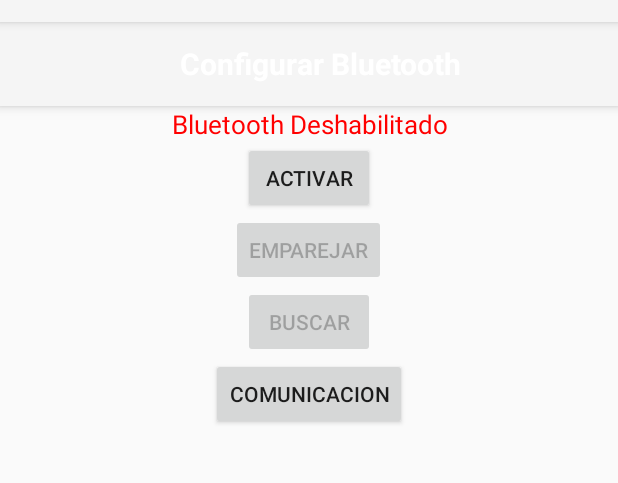
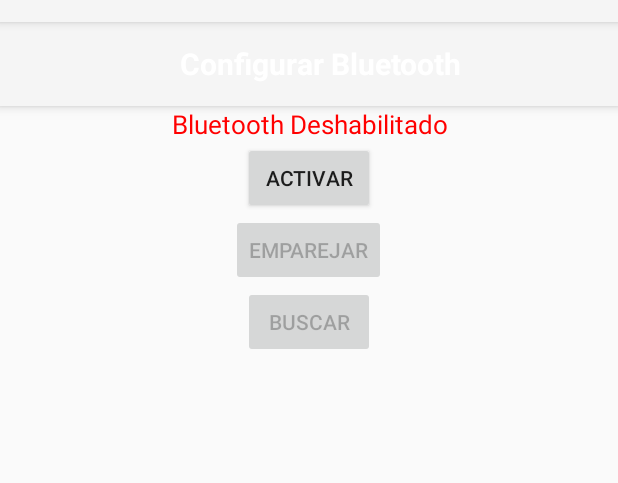
Before and after one commit to gdt7/SOAM2, an Android app built with Jetpack Compose: the ConfigurarBluetooth screen opened directly, with no data from a screen before it, on a phone screen of 412 x 824 dp, the part 62-545 px from its top. Run offline under Robolectric (Android 15) with nearby library versions, the phone set to English and light mode, and no system bars.

Commit message:
config bluetooth en comunicar embebido

```diff
--- a/android/android_app/app/src/main/AndroidManifest.xml
+++ b/android/android_app/app/src/main/AndroidManifest.xml
@@ -18,11 +18,6 @@
     <uses-permission android:name="android.permission.ACCESS_COARSE_LOCATION" />
     <uses-permission android:name="android.permission.ACCESS_BACKGROUND_LOCATION" />
     <uses-permission android:name="android.permission.ACCESS_LOCATION_EXTRA_COMMANDS" />
-    <uses-permission android:name="android.permission.READ_PHONE_STATE" />
-
-    <uses-permission android:name="android.permission.READ_MEDIA_IMAGES" />
-    <uses-permission android:name="android.permission.READ_MEDIA_VIDEO" />
-    <uses-permission android:name="android.permission.READ_MEDIA_AUDIO" />
 
     <application
         android:allowBackup="true"
--- a/android/android_app/app/src/main/java/com/example/android_app/ConfigurarBluetooth.java
+++ b/android/android_app/app/src/main/java/com/example/android_app/ConfigurarBluetooth.java
@@ -52,12 +52,7 @@ public class ConfigurarBluetooth extends AppCompatActivity {
             android.Manifest.permission.BLUETOOTH,
             android.Manifest.permission.BLUETOOTH_ADMIN,
             android.Manifest.permission.BLUETOOTH_CONNECT,
-            android.Manifest.permission.BLUETOOTH_SCAN,
-            android.Manifest.permission.ACCESS_COARSE_LOCATION,
-            android.Manifest.permission.READ_PHONE_STATE,
-            android.Manifest.permission.READ_MEDIA_IMAGES,
-            android.Manifest.permission.READ_MEDIA_VIDEO,
-            android.Manifest.permission.READ_MEDIA_AUDIO,
+            android.Manifest.permission.BLUETOOTH_SCAN
     };
 
     @Override
@@ -75,7 +70,7 @@ public class ConfigurarBluetooth extends AppCompatActivity {
         btnActivar = (Button) findViewById(R.id.btnActivar);
         btnEmparejar = (Button) findViewById(R.id.btnEmparejar);
         btnBuscar = (Button) findViewById(R.id.btnBuscar);
-        btnComunicacion = (Button) findViewById(R.id.btnComunicacion);
+
         loadingDialogBar = new LoadingDialogBar(this);
 
         //Se crea un adaptador para poder manejar el bluethoot del celular
@@ -98,7 +93,7 @@ public class ConfigurarBluetooth extends AppCompatActivity {
                 }
         );
 
-        btnComunicacion.setOnClickListener(irAComunicacion);
+
         if (checkPermissions())
         {
             enableComponent();
--- a/android/android_app/app/src/main/java/com/example/android_app/MainActivity.java
+++ b/android/android_app/app/src/main/java/com/example/android_app/MainActivity.java
@@ -94,7 +94,8 @@ public class MainActivity extends AppCompatActivity implements  SensorEventListe
     private final View.OnClickListener irAInteractuar = new View.OnClickListener() {
         @Override
         public void onClick(View v) {
-            String direccionBluethoot = "EC:94:CB:6A:FB:0E";
+            //String direccionBluethoot = "EC:94:CB:6A:FB:0E";
+            String direccionBluethoot = "24:DC:C3:A7:4F:96";
             Intent i = new Intent(MainActivity.this, ComunicarConEmbebido.class);
             i.putExtra("Direccion_Bluethoot", direccionBluethoot);
             startActivity(i);
--- a/android/android_app/app/src/main/res/layout/activity_configurar_bluetooth.xml
+++ b/android/android_app/app/src/main/res/layout/activity_configurar_bluetooth.xml
@@ -65,10 +65,4 @@
         android:layout_gravity="center_horizontal"
         android:text="Buscar" />
 
-    <Button
-        android:id="@+id/btnComunicacion"
-        android:layout_width="wrap_content"
-        android:layout_height="wrap_content"
-        android:layout_gravity="center_horizontal"
-        android:text="Comunicacion" />
 </LinearLayout>
```
Also changed, not shown: android/android_app/app/src/main/java/com/example/android_app/ComunicarConEmbebido.java (+127 -22 lines), android/android_app/app/src/main/java/com/example/android_app/FeedReaderContract.java (deleted, +0 -32 lines), android/android_app/app/src/main/java/com/example/android_app/FeedReaderDbHelper.java (deleted, +0 -28 lines).
